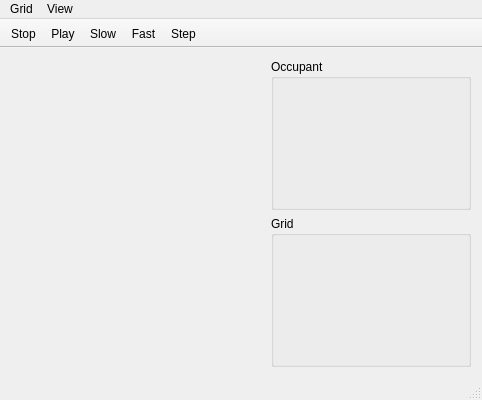
This is gui/mainwindow.ui in taliesinb/floatworld as Qt 5 draws it before an edit. The edited form follows.
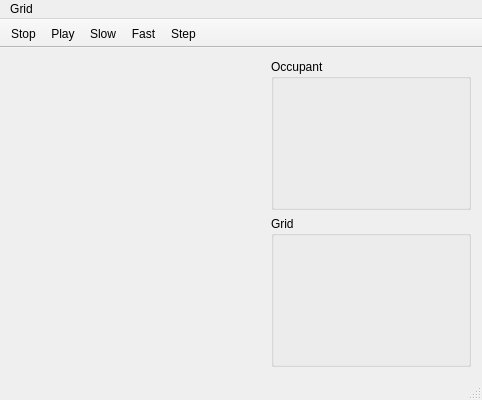
This is the edited form. Icons and pictures are not drawn. Custom widgets are drawn as their Qt base class.

Patch:
```diff
--- a/gui/mainwindow.ui
+++ b/gui/mainwindow.ui
@@ -91,17 +91,7 @@
     <addaction name="actionLoad"/>
     <addaction name="actionClose"/>
    </widget>
-   <widget class="QMenu" name="menuView">
-    <property name="title">
-     <string>View</string>
-    </property>
-    <addaction name="actionAge"/>
-    <addaction name="actionEnergy"/>
-    <addaction name="actionPlumage"/>
-    <addaction name="actionPlain"/>
-   </widget>
    <addaction name="menuFile"/>
-   <addaction name="menuView"/>
   </widget>
   <widget class="QToolBar" name="mainToolBar">
    <property name="movable">
```
Left out of the diff: 41 changed lines with no effect on the pictures.
